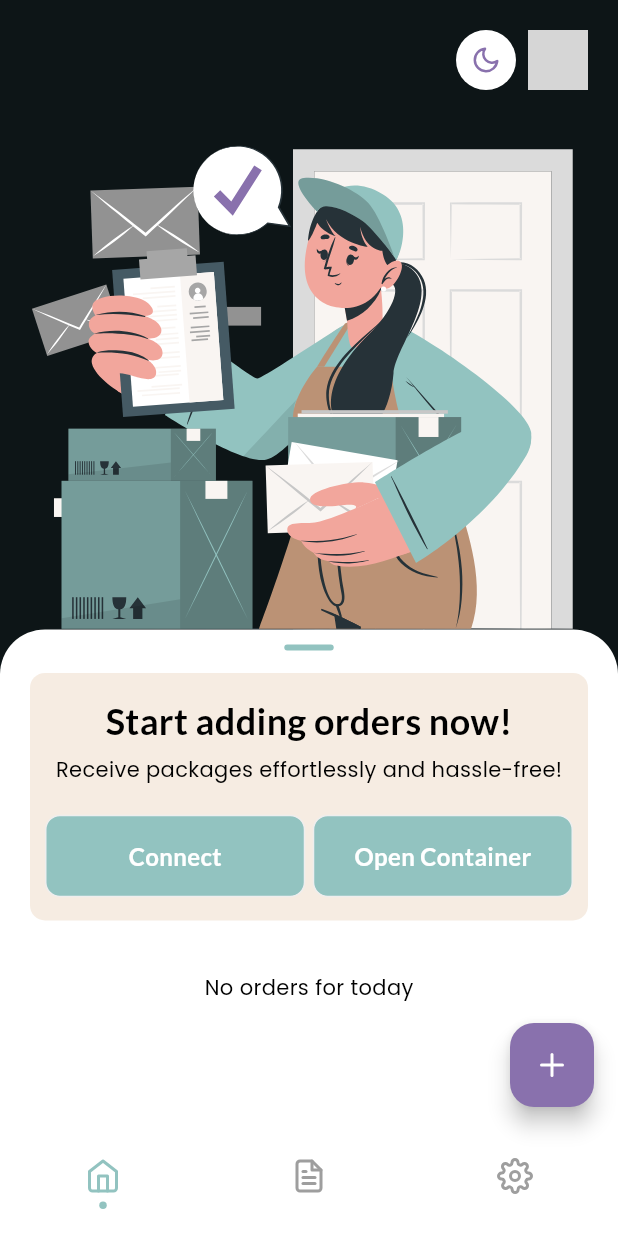
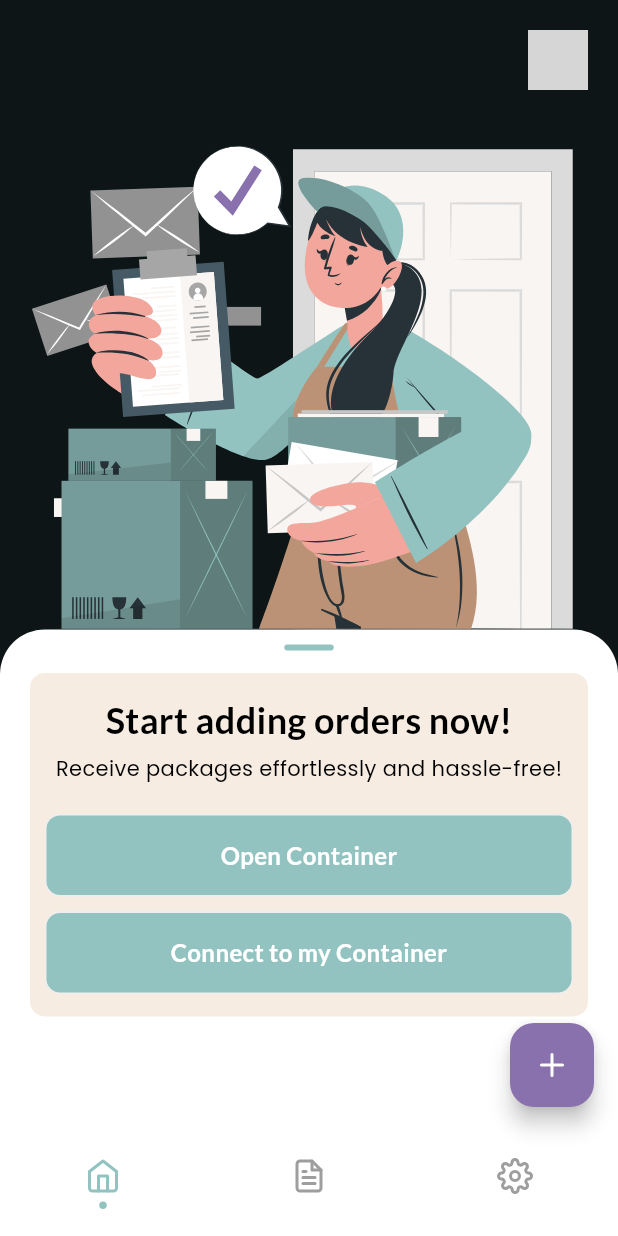
Before and after one commit to WannaCry081/PackagePal, a Flutter app: the screen it shows once a user with an empty profile is signed in, on a phone screen of 412 x 824 dp. Run offline on Flutter 3.47's test engine with Material 3 defaults, Android fonts, the phone set to English and light mode, and no system bars; drawn by our look-alikes of persistent_bottom_nav_bar_v2; our stand-ins replace cloud_firestore, firebase_auth, firebase_core, firebase_database, firebase_storage, flutter_feather_icons and 5 more; accounts and stored records are empty; network calls fail; grey boxes are pictures that could not be loaded.

Commit message:
Update home view

```diff
--- a/frontend/lib/views/Home/index.dart
+++ b/frontend/lib/views/Home/index.dart
@@ -4,13 +4,10 @@ import "package:flutter_svg/flutter_svg.dart";
 import "package:frontend/core/constants/text_theme.dart";
 import "package:frontend/core/providers/user_provider.dart";
 import "package:frontend/core/utils/FormValidator.dart";
-import "package:frontend/viewmodels/auth_viewmodel.dart";
 import "package:frontend/viewmodels/database_viewmodel.dart";
-import "package:frontend/views/OrderView/index.dart";
 import "package:frontend/widgets/CustomButton.dart";
 import "package:frontend/widgets/CustomDialogBox.dart";
 import "package:frontend/widgets/CustomFormField.dart";
-import "package:frontend/widgets/OrderCard.dart";
 import "package:google_fonts/google_fonts.dart";
 import "package:provider/provider.dart";
 
@@ -22,18 +19,19 @@ class HomeView extends StatefulWidget {
 }
 
 class _HomeViewState extends State<HomeView> {
-  @override
-  Widget build(BuildContext context) {
-    final db = DatabaseViewModel();
-    final userProvider = Provider.of<UserProvider>(context);
-    final data = userProvider.getUserData();
 
   final GlobalKey<FormState> _form = GlobalKey<FormState>();
   late TextEditingController _code;
 
 
+  final db = DatabaseViewModel();
+  final realtimeDb = RealtimeDatabaseViewModel();
+  late String boxId = "";
+
   @override
   void initState() {
+    super.initState();
+    fetchBoxId();
     _code =  TextEditingController(text: "");
   }
 
@@ -43,6 +41,19 @@ class _HomeViewState extends State<HomeView> {
     _code.dispose();
   }
 
+   Future<void> fetchBoxId() async {
+    String id = await db.getBoxId();
+    setState(() {
+      boxId = id;
+    });
+  }
+
+
+  @override
+  Widget build(BuildContext context) {
+    final db = DatabaseViewModel();
+    final userProvider = Provider.of<UserProvider>(context);
+    final data = userProvider.getUserData();
 
     return Container(
       color: const Color.fromARGB(255, 13, 21, 23),
@@ -58,21 +69,21 @@ class _HomeViewState extends State<HomeView> {
                   mainAxisAlignment: MainAxisAlignment.end,
                   children: [
                     const Spacer(),
-                    Container(
-                      margin: const EdgeInsets.only(right: 8),
-                      height: 40,
-                      width: 40,
-                      decoration: const BoxDecoration(
-                        color: Colors.white,
-                        shape: BoxShape.circle
-                      ),
-                      child: Icon(
-                        FeatherIcons.moon,
-                        color: Theme.of(context).colorScheme.secondary,
-                        size: 20.0,
-                        weight: 5.0,
-                      )
-                    ),
+                    // Container(
+                    //   margin: const EdgeInsets.only(right: 8),
+                    //   height: 40,
+                    //   width: 40,
+                    //   decoration: const BoxDecoration(
+                    //     color: Colors.white,
+                    //     shape: BoxShape.circle
+                    //   ),
+                    //   child: Icon(
+                    //     FeatherIcons.moon,
+                    //     color: Theme.of(context).colorScheme.secondary,
+                    //     size: 20.0,
+                    //     weight: 5.0,
+                    //   )
+                    // ),
 
                     CircleAvatar(
                       backgroundImage: NetworkImage(data?['photoUrl'] ?? ""),
@@ -115,13 +126,12 @@ class _HomeViewState extends State<HomeView> {
                     ),
                     Container(
                       width: MediaQuery.of(context).size.width,
-                      height: 165,
                       decoration: BoxDecoration(
                         color: const Color.fromARGB(255, 246, 236, 226),
                         borderRadius: BorderRadius.circular(10.0)
                       ),
                       child: Padding(
-                        padding: const EdgeInsets.all(10.0),
+                        padding: const EdgeInsets.symmetric(horizontal: 10, vertical: 15),
                         child: Column(
                           crossAxisAlignment: CrossAxisAlignment.center,
                           mainAxisAlignment: MainAxisAlignment.center,
@@ -139,46 +149,54 @@ class _HomeViewState extends State<HomeView> {
                             const SizedBox(height: 20),
                             Form(
                               key: _form,
-                              child: Row(
+                              child: Column(
                                 children: [
-                                  Expanded(
-                                    child: CustomButton(
+                                  CustomButton(
                                     btnColor: Theme.of(context).colorScheme.primary,
-                                      btnOnTap: () {
-                                          showDialog(context: context,
-                                          builder: (context){
-                                            return CustomDialogBox(
-                                              dialogTitle: "Connect to Firebase",
-                                                dialogContent: CustomFormField(
-                                                  formData: _code,
-                                                  formLabelText: "Unique Code",
-                                                  formValidator: (value) => FormValidator().validateInput(value, "Code", 2, 30),
-                                                ),
-                                                dialogOption1: "Cancel",
-                                                dialogOption2: "Connect",
-                                                dialogOption1OnTap: () => Navigator.of(context).pop(),
-                                                dialogOption2OnTap: (){},);
-                                              });
+                                    btnOnTap: () async {
+                                      bool currentStatus = await realtimeDb.getDoorStatus(boxId);
+
+                                      await realtimeDb.updateDoorStatus(!currentStatus);
+
                                     },
-                                          btnChild: Text("Connect",
-                                              style: GoogleFonts.lato(
-                                                  fontSize: 16,
-                                                  fontWeight: FontWeight.w600,
-                                                  color: Theme.of(context).colorScheme.background)),
-                                    ),
-                                  ),
-                                  const SizedBox(width: 5,),
-                                  Expanded(
-                                    child: CustomButton(
-                                      btnColor: Theme.of(context).colorScheme.primary,
-                                      btnOnTap: () {},
                                         btnChild: Text("Open Container",
                                             style: GoogleFonts.lato(
                                                 fontSize: 16,
                                                 fontWeight: FontWeight.w600,
                                                 color: Theme.of(context).colorScheme.background)),
                                   ),
+                                  const SizedBox(height: 10),
+                                  CustomButton(
+                                    btnColor: Theme.of(context).colorScheme.primary,
+                                    btnOnTap: () {
+                                      showDialog( context: context,
+                                      builder: (context){
+                                        return CustomDialogBox(
+                                            dialogTitle: "Connect to my Container",
+                                            dialogSubtitle: "Enter the ID generated by the QR code.",
+                                            dialogContent: CustomFormField(
+                                              formData: _code,
+                                              formLabelText: "Unique Code",
+                                              formValidator: (value) => FormValidator().validateInput(value, "Code", 2, 30),
+                                              horizontalPadding: 0,
                                             ),
+                                            dialogOption1: "Cancel",
+                                            dialogOption2: "Connect",
+                                            dialogOption1OnTap: () => Navigator.of(context).pop(),
+                                            dialogOption2OnTap: () async {
+                                             if(_form.currentState!.validate()){
+                                              db.addUniqueCode(_code.text.trim());
+                                              Navigator.of(context).pop();
+                                             }
+                                            });
+                                          });
+                                      },
+                                    btnChild: Text("Connect to my Container",
+                                        style: GoogleFonts.lato(
+                                            fontSize: 16,
+                                            fontWeight: FontWeight.w600,
+                                            color: Theme.of(context).colorScheme.background)),
+                                  )
                                 ],
                               ),
                             )
@@ -186,69 +204,32 @@ class _HomeViewState extends State<HomeView> {
                         ),
                       )
                     ),
-                    const SizedBox(height: 10.0),
-                    StreamBuilder(
-                      stream: db.getOrdersOnToday(),
-                      builder: (context, snapshot) {
-                      //   if (snapshot.connectionState == ConnectionState.waiting) {
-                      //   return const Center(
-                      //     child: CircularProgressIndicator(),
-                      //   );
-                      // }
-                      if (snapshot.hasError) {
-                        return Center(
-                          child: Text('Error: ${snapshot.error}'),
-                        );
-                      } else if (!snapshot.hasData || snapshot.data == null) {
-                        return const Center(
-                          child: Text('No data available'),
-                        );
-                      }
-
-                       List<Map<String, dynamic>> orders = snapshot.data!.cast<Map<String, dynamic>>();
-                            print(orders.length);
-
-                        if(orders.isEmpty){
-                          return Center(
-                            child: Padding(
-                              padding: const EdgeInsets.symmetric(vertical: 25.0),
-                              child: bodyText(
-                                "No orders for today"),
-                            ),);
-                        }
-
-                       return SizedBox(
-                        height: 80,
-                         child: ListView.builder(
-                          itemCount: orders.length,
-                          scrollDirection: Axis.horizontal,
-                          itemBuilder: (context, index){
-                            final order = orders[index];
-
-                            final packageName = order['name'] as String;
-                            final status = order['status'] as String;
-                            final deliveryDate = order['deliveryDate'] as String;
-
-                            return SizedBox(
-                              width: MediaQuery.of(context).size.width - 40,
-                              child: OrderCard(
-                                packageName: packageName,
-                                status: status,
-                                deliveryDate: deliveryDate,
-                                orderCardOpenContents: () => {
-                                  Navigator.of(context).push(
-                                    MaterialPageRoute(
-                                      builder: (context) => OrderView(
-                                        orderData: order, index: index)
-                                    )
-                                  )
-                                },
-                              ),
-                            );
-                          }),
-                       );
-                      }
-                    )
+                    // CustomButton(
+                    //   btnColor: Theme.of(context).colorScheme.primary,
+                    //   btnOnTap: () {
+                    //     showDialog( context: context,
+                    //     builder: (context){
+                    //       return CustomDialogBox(
+                    //           dialogTitle: "Connect to my Container",
+                    //           dialogSubtitle: "Enter the ID generated by the QR code.",
+                    //           dialogContent: CustomFormField(
+                    //             formData: _code,
+                    //             formLabelText: "Unique Code",
+                    //             formValidator: (value) => FormValidator().validateInput(value, "Code", 2, 30),
+                    //             horizontalPadding: 0,
+                    //           ),
+                    //           dialogOption1: "Cancel",
+                    //           dialogOption2: "Connect",
+                    //           dialogOption1OnTap: () => Navigator.of(context).pop(),
+                    //           dialogOption2OnTap: (){},);
+                    //         });
+                    //     },
+                    //   btnChild: Text("Connect to my Container",
+                    //       style: GoogleFonts.lato(
+                    //           fontSize: 16,
+                    //           fontWeight: FontWeight.w600,
+                    //           color: Theme.of(context).colorScheme.background)),
+                    // )
                   ]
                 )
               )
```
Lines whose indentation alone changed are shown as unchanged.
